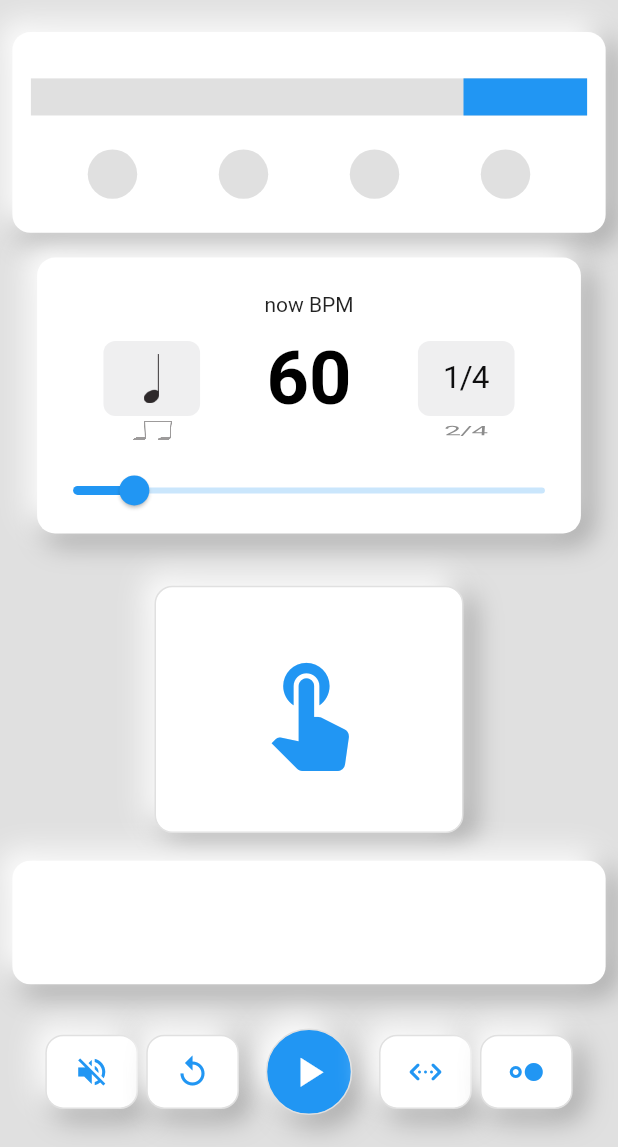
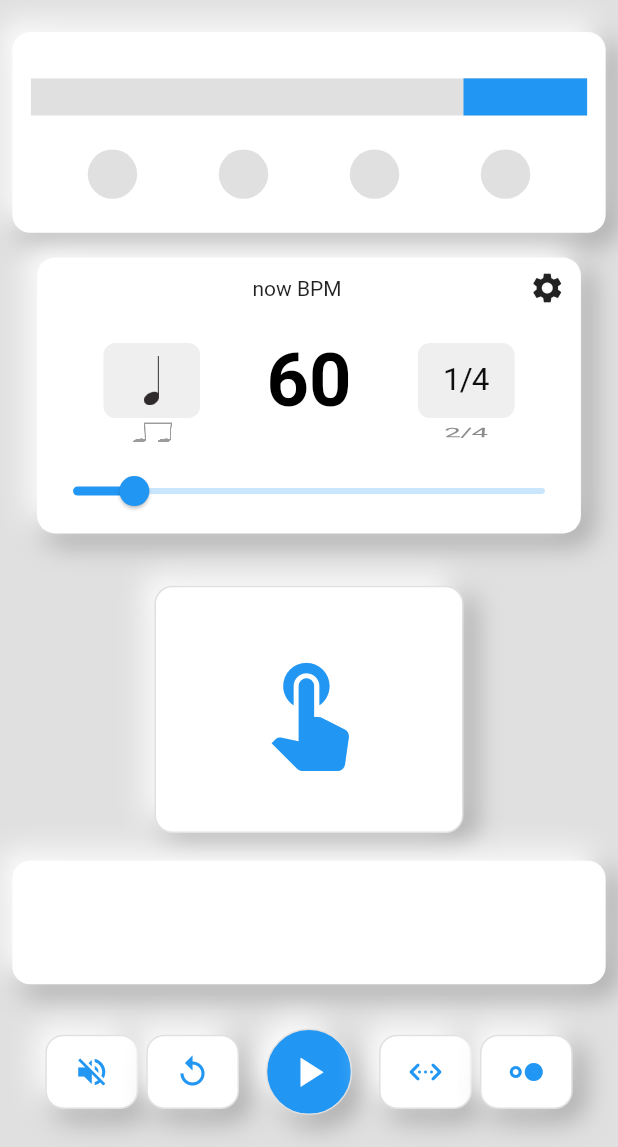
Before and after one commit to yuto90/metronome, a Flutter app: the screen it shows after launch, on a phone screen of 412 x 824 dp, the part 89-1236 px from its top. Run offline on Flutter 3.47's test engine with Material 2 defaults, Android fonts, the light colour scheme and no system bars; drawn by our look-alikes of google_mobile_ads; missing offline and left inert: soundpool; network calls fail.

Commit message:
settings画面追加

```diff
--- a/lib/home/home.dart
+++ b/lib/home/home.dart
@@ -64,7 +64,7 @@ class Home extends StatelessWidget {
                   ),
                   //! ---------------------------------------------------------------
                   Expanded(
-                    flex: 4,
+                    flex: model.isSettings ? 10 : 4,
                     child: Padding(
                       padding: EdgeInsets.fromLTRB(
                         SizeConfig.blockSizeHorizontal! * 6,
@@ -76,7 +76,9 @@ class Home extends StatelessWidget {
                     ),
                   ),
                   //! ---------------------------------------------------------------
-                  Expanded(
+                  model.isSettings
+                      ? Container()
+                      : Expanded(
                           flex: 6,
                           child: Padding(
                             padding: EdgeInsets.fromLTRB(
--- a/lib/home/home_model.dart
+++ b/lib/home/home_model.dart
@@ -44,6 +44,8 @@ class HomeModel extends ChangeNotifier {
   bool isMute = false;
   // リセットボタン押下フラグ
   bool isReset = false;
+  // 設定ボタン押下フラグ
+  bool isSettings = false;
 
   // 振り子座標の上限
   double leftXPosition = 10.0;
@@ -251,6 +253,12 @@ class HomeModel extends ChangeNotifier {
     notifyListeners();
   }
 
+  /// 設定ボタンフラグを切り替える関数
+  void toggleSettings() {
+    isSettings = !isSettings;
+    notifyListeners();
+  }
+
   /// リセットボタンを押した時
   void tapUpReset() {
     isReset = false;
--- a/lib/home/home_part_bpm.dart
+++ b/lib/home/home_part_bpm.dart
@@ -1,5 +1,6 @@
 import 'package:flutter/cupertino.dart';
 import 'package:flutter/material.dart';
+import 'package:metronome/home/bpm/settings.dart';
 import 'package:metronome/home/home_model.dart';
 import '../size_config.dart';
 
@@ -12,10 +13,35 @@ class BPM extends StatelessWidget {
   Widget build(BuildContext context) {
     return Container(
       decoration: model.homeProperty.smooth(),
-      child: Column(
+      child: model.isSettings
+          ? Settings(model: model)
+          : Column(
               children: [
-          Spacer(flex: 5),
+                Row(
+                  mainAxisAlignment: MainAxisAlignment.spaceBetween,
+                  children: [
+                    SizedBox(
+                      width: SizeConfig.blockSizeHorizontal! * 7,
+                      height: SizeConfig.blockSizeVertical! * 3,
+                    ),
                     Text('now BPM'),
+                    Align(
+                      alignment: Alignment.topRight,
+                      child: Padding(
+                        padding: const EdgeInsets.all(8.0),
+                        child: GestureDetector(
+                          onTap: () => model.toggleSettings(),
+                          onTapCancel: () => null,
+                          child: SizedBox(
+                            width: SizeConfig.blockSizeHorizontal! * 7,
+                            height: SizeConfig.blockSizeVertical! * 3,
+                            child: Icon(Icons.settings),
+                          ),
+                        ),
+                      ),
+                    ),
+                  ],
+                ),
                 Row(
                   children: [
                     Spacer(),
@@ -54,7 +80,8 @@ class BPM extends StatelessWidget {
                       //color: Colors.red,
                       child: CupertinoPicker(
                         itemExtent: 50,
-                  onSelectedItemChanged: (index) => model.pickBeatType(index),
+                        onSelectedItemChanged: (index) =>
+                            model.pickBeatType(index),
                         children: model.beatType
                             .map((e) => Center(
                                   child: SizedBox(
```
Also changed, not shown: lib/home/bpm/settings.dart (added, +67 -0 lines), 1 other file. Lines whose indentation alone changed are shown as unchanged.
